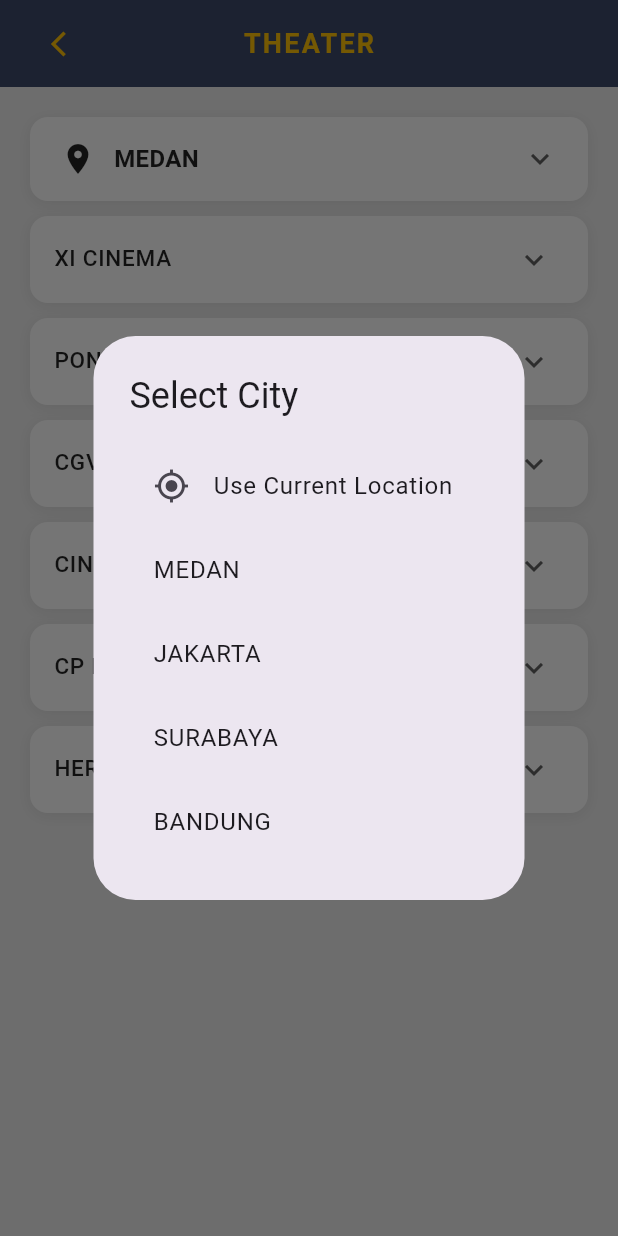
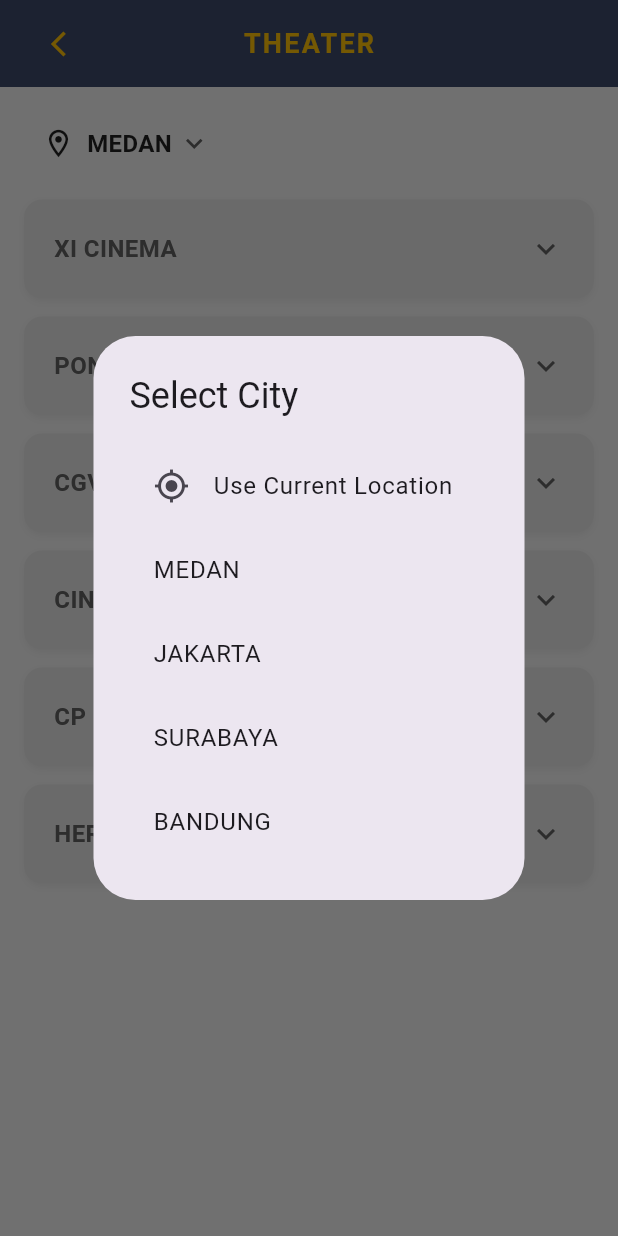
Before and after one commit to mnabilfs/Assignment-2-Pemrograman-Mobile, a Flutter app: the screen it shows after launch, after a tap on "Login", after a tap on "MEDAN", on a phone screen of 412 x 824 dp. Run offline on Flutter 3.47's test engine with Material 3 defaults, Android fonts, the phone set to English and light mode, and no system bars; our stand-ins replace flutter_svg, geocoding, geolocator; network calls fail.

Commit message:
update ui and pic

```diff
--- a/lib/screens/login_screen.dart
+++ b/lib/screens/login_screen.dart
@@ -28,7 +28,7 @@ class _LoginScreenState extends State<LoginScreen> {
                     width: double.infinity,
                     decoration: const BoxDecoration(
                       image: DecorationImage(
-                        image: AssetImage('assets/images/bioskop_fix.jpg'),
+                        image: AssetImage('assets/images/theater_pic.jpg'),
                         fit: BoxFit.cover,
                       ),
                     ),
@@ -42,15 +42,9 @@ class _LoginScreenState extends State<LoginScreen> {
                         colors: [
                           Colors.transparent,
                           Colors.black.withOpacity(0.4),
-                          Colors.black.withOpacity(
-                            0.8,
-                          ),
+                          Colors.black.withOpacity(0.8),
                         ],
-                        stops: const [
-                          0.6,
-                          0.8,
-                          1.0,
-                        ],
+                        stops: const [0.6, 0.8, 1.0],
                       ),
                     ),
                   ),
@@ -216,15 +210,27 @@ class _LoginScreenState extends State<LoginScreen> {
                     SizedBox(
                       width: double.infinity,
                       height: 50,
-                      child: OutlinedButton.icon(
+                      child: OutlinedButton(
                         onPressed: () {},
-                        icon: SvgPicture.network(
+                        style: OutlinedButton.styleFrom(
+                          side: const BorderSide(color: Colors.white54),
+                          shape: RoundedRectangleBorder(
+                            borderRadius: BorderRadius.circular(8),
+                          ),
+                          padding:
+                              EdgeInsets.zero,
+                        ),
+                        child: Row(
+                          children: [
+                            const SizedBox(width: 16),
+                            SvgPicture.network(
                               'https://cdn.cdnlogo.com/logos/g/35/google-icon.svg',
-                          height: 14,
+                              height: 20,
+                              width: 20,
                               placeholderBuilder: (BuildContext context) =>
                                   Container(
-                                height: 10,
-                                width: 10,
+                                    height: 20,
+                                    width: 20,
                                     padding: const EdgeInsets.all(2.0),
                                     child: const CircularProgressIndicator(
                                       color: Colors.white,
@@ -232,15 +238,18 @@ class _LoginScreenState extends State<LoginScreen> {
                                     ),
                                   ),
                             ),
-                        label: const Text(
+                            Expanded(
+                              child: const Text(
                                 'Login With Google',
-                          style: TextStyle(color: Colors.white),
+                                textAlign: TextAlign.center,
+                                style: TextStyle(
+                                  color: Colors.white,
+                                  fontSize: 16,
                                 ),
-                        style: OutlinedButton.styleFrom(
-                          side: const BorderSide(color: Colors.white54),
-                          shape: RoundedRectangleBorder(
-                            borderRadius: BorderRadius.circular(8),
                               ),
+                            ),
+                            const SizedBox(width: 36),
+                          ],
                         ),
                       ),
                     ),
@@ -248,18 +257,36 @@ class _LoginScreenState extends State<LoginScreen> {
                     SizedBox(
                       width: double.infinity,
                       height: 50,
-                      child: OutlinedButton.icon(
+                      child: OutlinedButton(
                         onPressed: () {},
-                        icon: const Icon(Icons.facebook, color: Colors.blue),
-                        label: const Text(
-                          'Login with Facebook',
-                          style: TextStyle(color: Colors.white),
-                        ),
                         style: OutlinedButton.styleFrom(
                           side: const BorderSide(color: Colors.white54),
                           shape: RoundedRectangleBorder(
                             borderRadius: BorderRadius.circular(8),
                           ),
+                          padding:
+                              EdgeInsets.zero,
+                        ),
+                        child: Row(
+                          children: [
+                            const SizedBox(width: 16),
+                            const Icon(
+                              Icons.facebook,
+                              color: Colors.blue,
+                              size: 24,
+                            ),
+                            Expanded(
+                              child: const Text(
+                                'Login with Facebook',
+                                textAlign: TextAlign.center,
+                                style: TextStyle(
+                                  color: Colors.white,
+                                  fontSize: 16,
+                                ),
+                              ),
+                            ),
+                            const SizedBox(width: 40),
+                          ],
                         ),
                       ),
                     ),
--- a/lib/screens/signup_screen.dart
+++ b/lib/screens/signup_screen.dart
@@ -43,7 +43,7 @@ class _SignUpScreenState extends State<SignUpScreen> {
                     width: double.infinity,
                     decoration: const BoxDecoration(
                       image: DecorationImage(
-                        image: AssetImage('assets/images/bioskop_fix.jpg'),
+                        image: AssetImage('assets/images/theater_pic.jpg'),
                         fit: BoxFit.cover,
                       ),
                     ),
--- a/lib/screens/user_profile_screen.dart
+++ b/lib/screens/user_profile_screen.dart
@@ -44,9 +44,9 @@ class _UserProfileScreenState extends State<UserProfileScreen> {
         _isLoadingLocation = false;
       });
       if (mounted) {
-        ScaffoldMessenger.of(context).showSnackBar(
-          SnackBar(content: Text('Error getting location: $e')),
-        );
+        ScaffoldMessenger.of(
+          context,
+        ).showSnackBar(SnackBar(content: Text('Error getting location: $e')));
       }
     }
   }
@@ -54,19 +54,21 @@ class _UserProfileScreenState extends State<UserProfileScreen> {
   @override
   Widget build(BuildContext context) {
     return Scaffold(
-      backgroundColor: Colors.grey[200],
+      backgroundColor: const Color(0xFFF5F5F5),
       body: SafeArea(
         child: Column(
           children: [
             Container(
               padding: const EdgeInsets.symmetric(horizontal: 20, vertical: 5),
-              decoration: const BoxDecoration(
-                color: Color(0xFF3E4B6B),
-              ),
+              decoration: const BoxDecoration(color: Color(0xFF3E4B6B)),
               child: Row(
                 children: [
                   IconButton(
-                    icon: const Icon(Icons.arrow_back_ios, color: Colors.amber, size: 20),
+                    icon: const Icon(
+                      Icons.arrow_back_ios,
+                      color: Colors.amber,
+                      size: 20,
+                    ),
                     onPressed: () {
                       Navigator.pushReplacementNamed(context, '/login');
                     },
@@ -92,36 +94,31 @@ class _UserProfileScreenState extends State<UserProfileScreen> {
               child: SingleChildScrollView(
                 child: Column(
                   children: [
-                    const SizedBox(height: 10),
-                    Padding(
-                      padding: const EdgeInsets.symmetric(horizontal: 20, vertical: 10),
+                    const SizedBox(height: 16),
+                    Align(
+                      alignment: Alignment.centerLeft,
+                      child: Padding(
+                        padding: const EdgeInsets.symmetric(horizontal: 16),
+                        child: InkWell(
+                          onTap: _isLoadingLocation
+                              ? null
+                              : () => _showCityDialog(),
+                          borderRadius: BorderRadius.circular(8),
                           child: Container(
-                        decoration: BoxDecoration(
-                          color: Colors.white,
-                          borderRadius: BorderRadius.circular(12),
-                          boxShadow: [
-                            BoxShadow(
-                              color: Colors.black.withOpacity(0.08),
-                              blurRadius: 8,
-                              offset: const Offset(0, 2),
+                            padding: const EdgeInsets.symmetric(
+                              horizontal: 12,
+                              vertical: 10,
                             ),
-                          ],
-                        ),
-                        child: InkWell(
-                          onTap: _isLoadingLocation ? null : () => _showCityDialog(),
-                          borderRadius: BorderRadius.circular(12),
-                          child: Padding(
-                            padding: const EdgeInsets.symmetric(horizontal: 20, vertical: 16),
                             child: Row(
+                              mainAxisSize: MainAxisSize.min,
                               children: [
                                 const Icon(
-                                  Icons.location_on,
+                                  Icons.location_on_outlined,
                                   color: Colors.black87,
-                                  size: 24,
+                                  size: 22,
                                 ),
-                                const SizedBox(width: 12),
-                                Expanded(
-                                  child: _isLoadingLocation
+                                const SizedBox(width: 8),
+                                _isLoadingLocation
                                     ? const Text(
                                         'Getting location...',
                                         style: TextStyle(
@@ -138,11 +135,11 @@ class _UserProfileScreenState extends State<UserProfileScreen> {
                                           color: Colors.black87,
                                         ),
                                       ),
-                                ),
+                                const SizedBox(width: 4),
                                 Icon(
                                   Icons.keyboard_arrow_down,
                                   color: Colors.grey[700],
-                                  size: 24,
+                                  size: 22,
                                 ),
                               ],
                             ),
@@ -150,44 +147,51 @@ class _UserProfileScreenState extends State<UserProfileScreen> {
                         ),
                       ),
                     ),
+                    const SizedBox(height: 16),
                     ListView.builder(
                       shrinkWrap: true,
                       physics: const NeverScrollableScrollPhysics(),
-                      padding: const EdgeInsets.symmetric(horizontal: 20),
+                      padding: const EdgeInsets.symmetric(horizontal: 16),
                       itemCount: cinemas.length,
                       itemBuilder: (context, index) {
                         return Padding(
-                          padding: const EdgeInsets.only(bottom: 10),
+                          padding: const EdgeInsets.only(bottom: 12),
                           child: Container(
                             decoration: BoxDecoration(
-                              color: Colors.white,
+                              color: const Color(0xFFE8E8E8),
                               borderRadius: BorderRadius.circular(12),
                               boxShadow: [
                                 BoxShadow(
-                                  color: Colors.black.withOpacity(0.08),
-                                  blurRadius: 8,
+                                  color: Colors.black.withOpacity(0.06),
+                                  blurRadius: 4,
                                   offset: const Offset(0, 2),
                                 ),
                               ],
                             ),
                             child: Theme(
-                              data: Theme.of(context).copyWith(
-                                dividerColor: Colors.transparent,
+                              data: Theme.of(
+                                context,
+                              ).copyWith(dividerColor: Colors.transparent),
+                              child: ExpansionTile(
+                                tilePadding: const EdgeInsets.symmetric(
+                                  horizontal: 20,
+                                  vertical: 4,
                                 ),
-                              child: ExpansionTile(
                                 title: Text(
                                   cinemas[index].name,
                                   style: const TextStyle(
-                                    fontSize: 15,
-                                    fontWeight: FontWeight.w500,
-                                    color: Colors.black87,
+                                    fontSize: 16,
+                                    fontWeight: FontWeight.w600,
+                                    color: Color(0xFF616161),
+                                    letterSpacing: 0.3,
                                   ),
                                 ),
                                 trailing: Icon(
                                   cinemas[index].isExpanded
                                       ? Icons.keyboard_arrow_up
                                       : Icons.keyboard_arrow_down,
-                                  color: Colors.grey[700],
+                                  color: const Color(0xFF616161),
+                                  size: 24,
                                 ),
                                 onExpansionChanged: (expanded) {
                                   setState(() {
@@ -196,30 +200,37 @@ class _UserProfileScreenState extends State<UserProfileScreen> {
                                 },
                                 children: [
                                   Container(
-                                    padding: const EdgeInsets.all(20),
+                                    padding: const EdgeInsets.fromLTRB(
+                                      20,
+                                      0,
+                                      20,
+                                      20,
+                                    ),
                                     child: Column(
-                                      crossAxisAlignment: CrossAxisAlignment.start,
+                                      crossAxisAlignment:
+                                          CrossAxisAlignment.start,
                                       children: [
                                         Text(
                                           'Details for ${cinemas[index].name}',
-                                          style: TextStyle(
-                                            color: Colors.grey[700],
+                                          style: const TextStyle(
+                                            color: Color(0xFF757575),
                                             fontSize: 14,
+                                            fontWeight: FontWeight.w500,
                                           ),
                                         ),
                                         const SizedBox(height: 10),
                                         Text(
                                           'Address: Jl. Example Street No. 123',
-                                          style: TextStyle(
-                                            color: Colors.grey[600],
+                                          style: const TextStyle(
+                                            color: Color(0xFF9E9E9E),
                                             fontSize: 13,
                                           ),
                                         ),
                                         const SizedBox(height: 5),
                                         Text(
                                           'Phone: +62 812-3456-7890',
-                                          style: TextStyle(
-                                            color: Colors.grey[600],
+                                          style: const TextStyle(
+                                            color: Color(0xFF9E9E9E),
                                             fontSize: 13,
                                           ),
                                         ),
```
Also changed, not shown: assets/images/theater_pic.jpg (added). Lines whose indentation alone changed are shown as unchanged.
